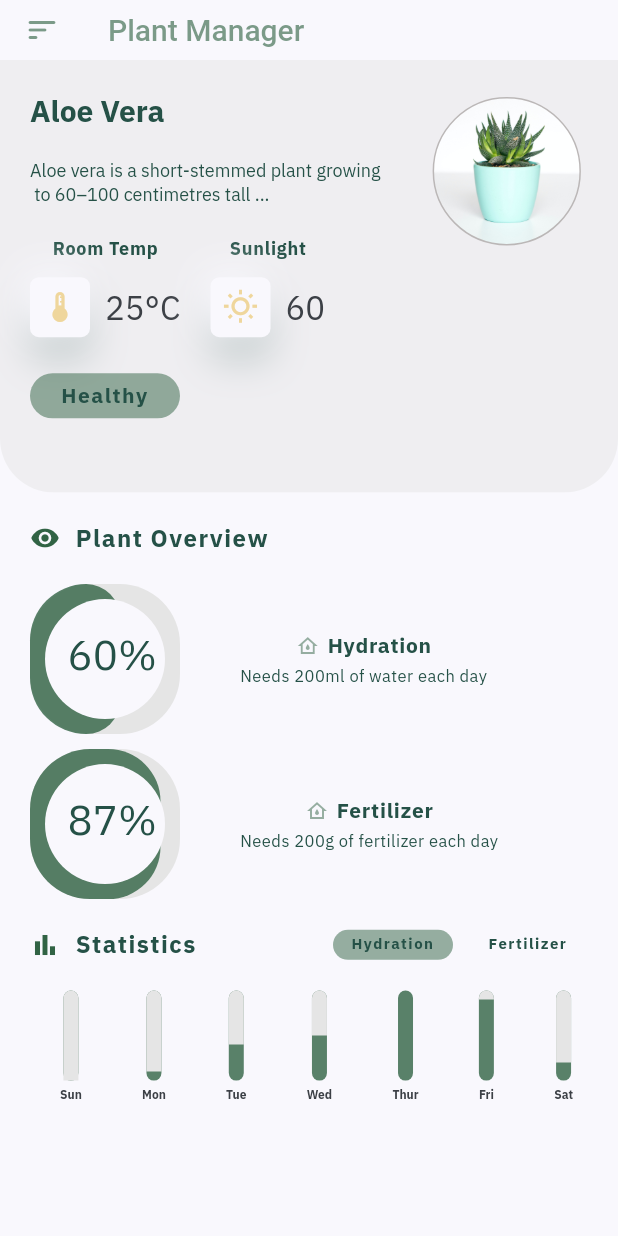
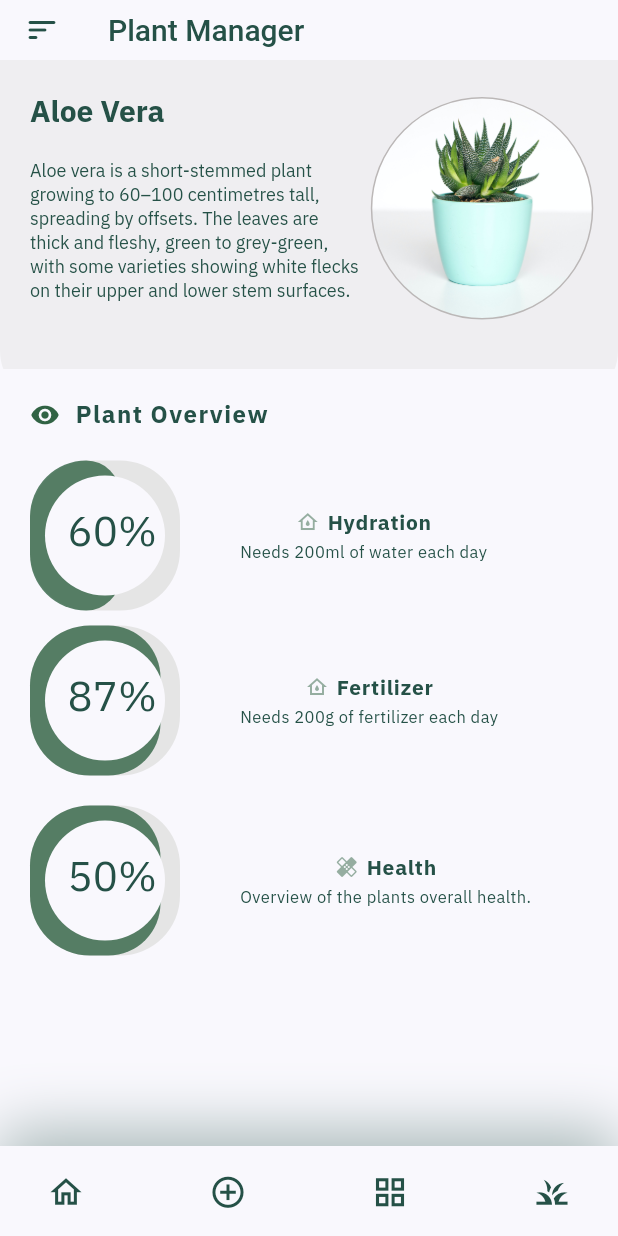
Before and after one commit to KChristelle/plant_project_summative, a Flutter app: the PlantManager screen opened directly, on a phone screen of 412 x 824 dp. Run offline on Flutter 3.47's test engine with Material 2 defaults, Android fonts, the phone set to English and light mode, and no system bars; our stand-ins replace cloud_firestore, date_field, firebase_auth, firebase_core, google_fonts, slider_button and 2 more; accounts and stored records are empty.

Commit message:
Changed plant manager UI

```diff
--- a/lib/main.dart
+++ b/lib/main.dart
@@ -4,6 +4,7 @@ import 'package:google_fonts/google_fonts.dart';
 import 'package:intl/date_symbol_data_local.dart';
 import 'package:plant_growth_tracking_app/resources/constants.dart';
 import 'package:plant_growth_tracking_app/screens/login/landingPage.dart';
+import 'package:plant_growth_tracking_app/screens/plantManager/plantManager.dart';
 
 void main() {
   initializeDateFormatting().then((_) => app());
@@ -34,7 +35,8 @@ class PlantApp extends StatelessWidget {
         // closer together (more dense) than on mobile platforms.
         visualDensity: VisualDensity.adaptivePlatformDensity,
       ),
-      home: LandingPage(),
+      // home: LandingPage(),
+      home: PlantManager(),
     );
   }
 }
--- a/lib/screens/details/components/careOption.dart
+++ b/lib/screens/details/components/careOption.dart
@@ -12,12 +12,14 @@ class CareOption extends StatelessWidget {
     this.press,
     this.color,
     this.backgroundColor,
+    this.optionSwitch,
     // Add another global var
   });
   final String title, schedule;
   final Icon icon;
   final Function press;
   final Color color, backgroundColor;
+  final Widget optionSwitch;
   @override
   Widget build(BuildContext context) {
     Size size = MediaQuery.of(context).size;
--- a/lib/screens/details/details.dart
+++ b/lib/screens/details/details.dart
@@ -15,7 +15,9 @@ class PlantProfile extends StatelessWidget {
         child: AppBarHome(
           title: "Plant App",
           color: kBackgroundColor,
-          textColor: Color(0xff316344).withOpacity(0.63),
+          // textColor: Color(0xff316344).withOpacity(0.63),
+          textColor: kPrimaryColor,
+          iconColor: kPrimaryColor,
         ),
       ),
       drawer: DrawerHome(),
@@ -33,7 +35,7 @@ class PlantProfile extends StatelessWidget {
           ],
         ),
       ),
-      // bottomNavigationBar: BottomNavBar(),
+      bottomNavigationBar: BottomNavBar(),
     );
   }
 }
--- a/lib/screens/home/components/header.dart
+++ b/lib/screens/home/components/header.dart
@@ -64,7 +64,7 @@ class HeaderWithSearchBox extends StatelessWidget {
                     decoration: BoxDecoration(
                         color: kBackgroundColor,
                         borderRadius: BorderRadius.all(
-                            Radius.circular(size.height * 0.06))),
+                            Radius.circular(size.height * 0.07))),
                     child: Image.asset(
                       "assets/plants-logo.jpg",
                     ),
--- a/lib/screens/home/explorePage.dart
+++ b/lib/screens/home/explorePage.dart
@@ -18,7 +18,6 @@ class ExplorePage extends StatelessWidget {
           title: "Explore Plants",
           color: kBackgroundColor,
           textColor: Color(0xff316344).withOpacity(0.63),
-
           // textColor: kPrimaryColor,
           iconColor: kPrimaryColor,
         ),
--- a/lib/screens/home/viewPlants.dart
+++ b/lib/screens/home/viewPlants.dart
@@ -32,7 +32,6 @@ class _ViewPlantsState extends State<ViewPlants> {
     // fast, so that you can just rebuild anything that needs updating rather
     // than having to individually change instances of widgets.
     return Scaffold(
-      // backgroundColor: Colors.red,
       appBar: PreferredSize(
         preferredSize: Size.fromHeight(kDefaultPadding * 2),
         child: AppBarHome(
--- a/lib/screens/plantManager/components/header.dart
+++ b/lib/screens/plantManager/components/header.dart
@@ -47,9 +47,12 @@ class HeaderWithPlantDetails extends StatelessWidget {
                 ),
 
                 // details
-                Text(
-                  'Aloe vera is a short-stemmed plant growing\n to 60–100 centimetres tall ... ',
-                  style: TextStyle(color: kPrimaryColor, fontSize: 12),
+                Container(
+                  width: 220,
+                  child: Text(
+                    'Aloe vera is a short-stemmed plant growing to 60–100 centimetres tall, spreading by offsets. The leaves are thick and fleshy, green to grey-green, with some varieties showing white flecks on their upper and lower stem surfaces.',
+                    style: TextStyle(color: kPrimaryColor, fontSize: 12),
+                  ),
                 ),
                 SizedBox(
                   height: kDefaultPadding,
@@ -57,26 +60,26 @@ class HeaderWithPlantDetails extends StatelessWidget {
 
                 // params
                 // room temp
-                Row(
-                  children: [
-                    PlantCareParams(
-                      icon: Icons.thermostat_outlined,
-                      title: "Room Temp",
-                      value: "25°C",
-                    ),
+                // Row(
+                //   children: [
+                //     PlantCareParams(
+                //       icon: Icons.thermostat_outlined,
+                //       title: "Room Temp",
+                //       value: "25°C",
+                //     ),
 
-                    SizedBox(
-                      width: kDefaultPadding,
-                    ),
+                //     SizedBox(
+                //       width: kDefaultPadding,
+                //     ),
 
-                    // sunlight
-                    PlantCareParams(
-                      icon: Icons.wb_sunny_outlined,
-                      title: "Sunlight",
-                      value: "60",
-                    ),
-                  ],
-                ),
+                //     // sunlight
+                //     PlantCareParams(
+                //       icon: Icons.wb_sunny_outlined,
+                //       title: "Sunlight",
+                //       value: "60",
+                //     ),
+                //   ],
+                // ),
                 SizedBox(
                   height: kDefaultPadding * 1,
                 ),
@@ -84,21 +87,21 @@ class HeaderWithPlantDetails extends StatelessWidget {
                 // state of plant
                 //
                 // HEALTHY
-                PlantHealthState(
-                  state: "Healthy",
-                  textColor: kPrimaryColor,
-                  backgroundColor: lightGreen.withOpacity(0.5),
-                ),
+                // PlantHealthState(
+                //   state: "Healthy",
+                //   textColor: kPrimaryColor,
+                //   backgroundColor: lightGreen.withOpacity(0.5),
+                // ),
               ],
             ),
           ),
           // image from plantimage
           Positioned(
             top: size.height * 0.03,
-            left: size.width * 0.70,
+            left: size.width * 0.60,
             child: Container(
-              height: size.height * 0.12,
-              width: size.height * 0.12,
+              height: size.height * 0.18,
+              width: size.height * 0.18,
               decoration: BoxDecoration(
                 image: DecorationImage(
                   image: AssetImage("assets/img1.jpg"),
--- a/lib/screens/plantManager/components/plantOverview.dart
+++ b/lib/screens/plantManager/components/plantOverview.dart
@@ -7,7 +7,7 @@ class PlantCareDetails extends StatelessWidget {
   Widget build(BuildContext context) {
     Size size = MediaQuery.of(context).size;
     return Positioned(
-      top: size.height * 0.35,
+      top: size.height * 0.25,
       child: Container(
         width: size.width,
         height: size.height * 0.6,
@@ -63,9 +63,20 @@ class PlantCareDetails extends StatelessWidget {
             SizedBox(
               height: kDefaultPadding,
             ),
-
+            // health
+            PlantCareStatistics(
+              value: "50%",
+              title: "Health",
+              details: 'Overview of the plants overall health.',
+              icon: Icon(
+                Icons.healing,
+                color: lightGreen.withOpacity(0.5),
+                size: 16,
+              ),
+              newheight: 0.87,
+            ),
             // additional statistics
-            AdditionalStatistics(),
+            // AdditionalStatistics(),
           ],
         ),
       ),
--- a/lib/screens/plantManager/plantManager.dart
+++ b/lib/screens/plantManager/plantManager.dart
@@ -14,8 +14,8 @@ class PlantManager extends StatelessWidget {
         child: AppBarHome(
           title: "Plant Manager",
           color: kBackgroundColor,
-          textColor: Color(0xff316344).withOpacity(0.63),
-          iconColor: Color(0xff316344).withOpacity(0.63),
+          textColor: kPrimaryColor,
+          iconColor: kPrimaryColor,
         ),
       ),
       drawer: DrawerHome(),
@@ -30,6 +30,7 @@ class PlantManager extends StatelessWidget {
           ],
         ),
       ),
+      bottomNavigationBar: BottomNavBar(),
     );
   }
 }
```
Also changed, not shown: lib/screens/details/components/plantDetails.dart (+160 -17 lines), lib/screens/details/components/plantImage.dart (+31 -31 lines), lib/screens/reminders/reminders.dart (+8 -8 lines), 4 other files.
